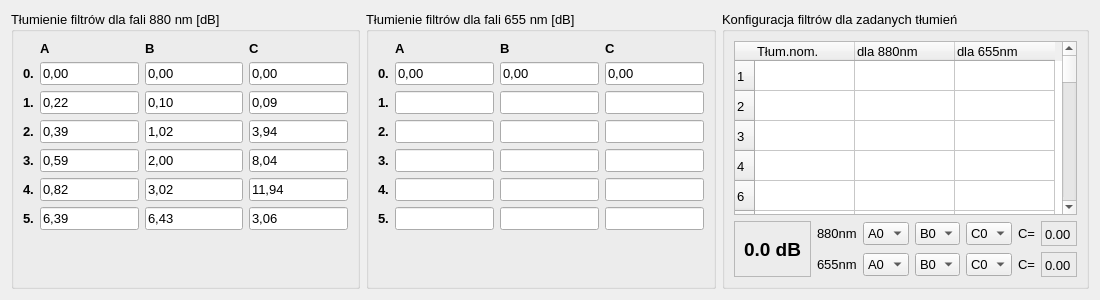
Above: CzujkiLinioweApp/ustawieniafiltrow.ui from wiacekmarcin/CzujkiLiniowe before the change. Below: the same form after it.
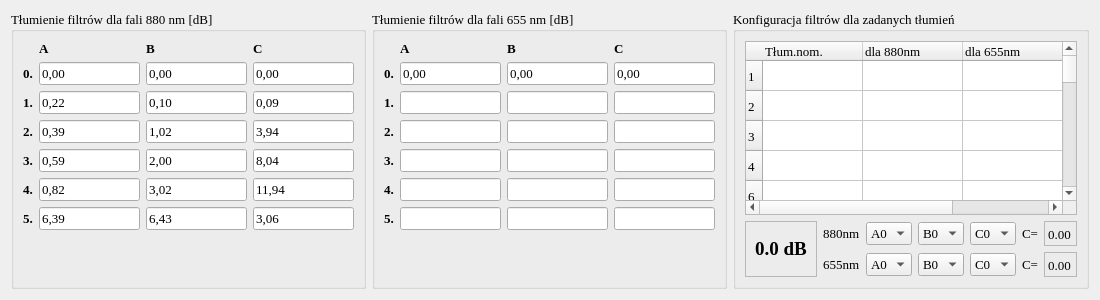
That is the form after the change.

```diff
--- a/CzujkiLinioweApp/ustawieniafiltrow.ui
+++ b/CzujkiLinioweApp/ustawieniafiltrow.ui
@@ -24,7 +24,7 @@
   </property>
   <property name="font">
    <font>
-    <family>Arial</family>
+    <family>Times New Roman</family>
     <pointsize>10</pointsize>
    </font>
   </property>
@@ -49,7 +49,7 @@
        <widget class="QLabel" name="row_880_4">
         <property name="font">
          <font>
-          <family>Arial</family>
+          <family>Times New Roman</family>
           <pointsize>10</pointsize>
           <bold>true</bold>
          </font>
@@ -63,7 +63,7 @@
        <widget class="QLabel" name="row_880_1">
         <property name="font">
          <font>
-          <family>Arial</family>
+          <family>Times New Roman</family>
           <pointsize>10</pointsize>
           <bold>true</bold>
          </font>
@@ -105,7 +105,7 @@
        <widget class="QLabel" name="head_880C">
         <property name="font">
          <font>
-          <family>Arial</family>
+          <family>Times New Roman</family>
           <pointsize>10</pointsize>
           <bold>true</bold>
          </font>
@@ -119,7 +119,7 @@
        <widget class="QLabel" name="row_880_2">
         <property name="font">
          <font>
-          <family>Arial</family>
+          <family>Times New Roman</family>
           <pointsize>10</pointsize>
           <bold>true</bold>
          </font>
@@ -133,7 +133,7 @@
        <widget class="QLabel" name="row_880_5">
         <property name="font">
          <font>
-          <family>Arial</family>
+          <family>Times New Roman</family>
           <pointsize>10</pointsize>
           <bold>true</bold>
          </font>
@@ -147,7 +147,7 @@
        <widget class="QLabel" name="row_880_3">
         <property name="font">
          <font>
-          <family>Arial</family>
+          <family>Times New Roman</family>
           <pointsize>10</pointsize>
           <bold>true</bold>
          </font>
@@ -182,7 +182,7 @@
        <widget class="QLabel" name="row_880_0">
         <property name="font">
          <font>
-          <family>Arial</family>
+          <family>Times New Roman</family>
           <pointsize>10</pointsize>
           <bold>true</bold>
          </font>
@@ -238,7 +238,7 @@
        <widget class="QLabel" name="head_880A">
         <property name="font">
          <font>
-          <family>Arial</family>
+          <family>Times New Roman</family>
           <pointsize>10</pointsize>
           <bold>true</bold>
          </font>
@@ -280,7 +280,7 @@
        <widget class="QLabel" name="head_880B">
         <property name="font">
          <font>
-          <family>Arial</family>
+          <family>Times New Roman</family>
           <pointsize>10</pointsize>
           <bold>true</bold>
          </font>
@@ -316,7 +316,7 @@
        <widget class="QLabel" name="row_655_3">
         <property name="font">
          <font>
-          <family>Arial</family>
+          <family>Times New Roman</family>
           <pointsize>10</pointsize>
           <bold>true</bold>
          </font>
@@ -330,7 +330,7 @@
        <widget class="QLabel" name="row_655_0">
         <property name="font">
          <font>
-          <family>Arial</family>
+          <family>Times New Roman</family>
           <pointsize>10</pointsize>
           <bold>true</bold>
          </font>
@@ -347,7 +347,7 @@
        <widget class="QLabel" name="head_655B">
         <property name="font">
          <font>
-          <family>Arial</family>
+          <family>Times New Roman</family>
           <pointsize>10</pointsize>
           <bold>true</bold>
          </font>
@@ -370,7 +370,7 @@
        <widget class="QLabel" name="head_655C">
         <property name="font">
          <font>
-          <family>Arial</family>
+          <family>Times New Roman</family>
           <pointsize>10</pointsize>
           <bold>true</bold>
          </font>
@@ -387,7 +387,7 @@
        <widget class="QLabel" name="row_655_2">
         <property name="font">
          <font>
-          <family>Arial</family>
+          <family>Times New Roman</family>
           <pointsize>10</pointsize>
           <bold>true</bold>
          </font>
@@ -407,7 +407,7 @@
        <widget class="QLabel" name="head_655A">
         <property name="font">
          <font>
-          <family>Arial</family>
+          <family>Times New Roman</family>
           <pointsize>10</pointsize>
           <bold>true</bold>
          </font>
@@ -435,7 +435,7 @@
        <widget class="QLabel" name="row_655_5">
         <property name="font">
          <font>
-          <family>Arial</family>
+          <family>Times New Roman</family>
           <pointsize>10</pointsize>
           <bold>true</bold>
          </font>
@@ -449,7 +449,7 @@
        <widget class="QLabel" name="row_655_1">
         <property name="font">
          <font>
-          <family>Arial</family>
+          <family>Times New Roman</family>
           <pointsize>10</pointsize>
           <bold>true</bold>
          </font>
@@ -463,7 +463,7 @@
        <widget class="QLabel" name="row_655_4">
         <property name="font">
          <font>
-          <family>Arial</family>
+          <family>Times New Roman</family>
           <pointsize>10</pointsize>
           <bold>true</bold>
          </font>
@@ -995,7 +995,7 @@
              <widget class="QLabel" name="wyliczone_tlumienie">
               <property name="font">
                <font>
-                <family>Arial</family>
+                <family>Times New Roman</family>
                 <pointsize>14</pointsize>
                 <bold>true</bold>
                </font>
```
